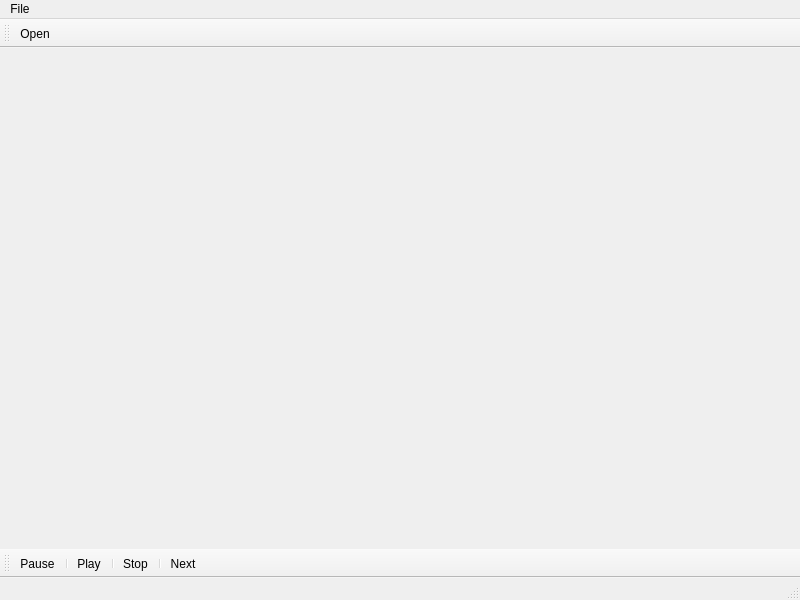
This is mainwindow.ui in atharvRsharma/M3Player as Qt 5 draws it before an edit. The edited form follows.
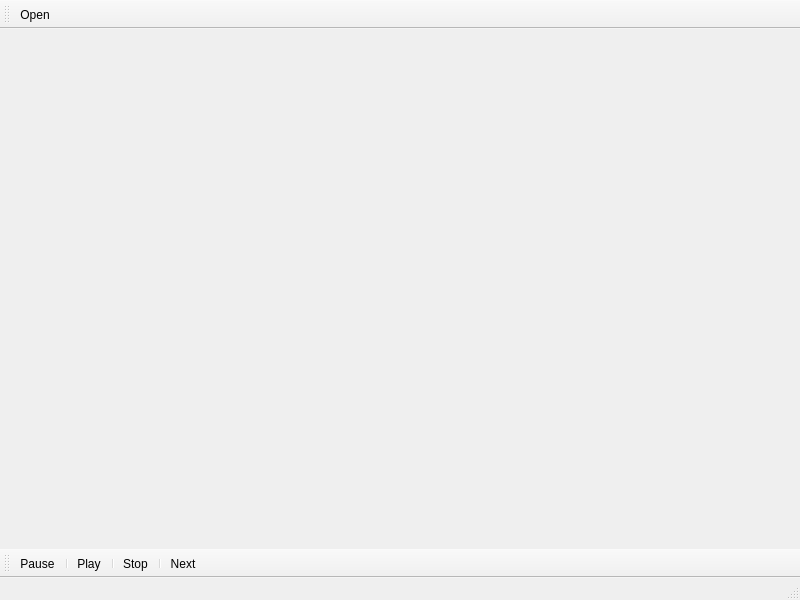
This is the edited form. Icons and pictures are not drawn.

Commit message: grid system and multivid playing capabilities, deleting and drag-n-drop extremely janky doe :/

```diff
--- a/mainwindow.ui
+++ b/mainwindow.ui
@@ -14,35 +14,6 @@
    <string>bitch ahh nigga</string>
   </property>
   <widget class="QWidget" name="centralwidget"/>
-  <widget class="QMenuBar" name="menubar">
-   <property name="geometry">
-    <rect>
-     <x>0</x>
-     <y>0</y>
-     <width>800</width>
-     <height>25</height>
-    </rect>
-   </property>
-   <widget class="QMenu" name="menuhello">
-    <property name="title">
-     <string>File</string>
-    </property>
-    <addaction name="actionOpen"/>
-   </widget>
-   <addaction name="menuhello"/>
-  </widget>
-  <widget class="QToolBar" name="toolBar">
-   <property name="windowTitle">
-    <string>toolBar</string>
-   </property>
-   <attribute name="toolBarArea">
-    <enum>TopToolBarArea</enum>
-   </attribute>
-   <attribute name="toolBarBreak">
-    <bool>false</bool>
-   </attribute>
-   <addaction name="actionOpen"/>
-  </widget>
   <widget class="QToolBar" name="toolBar_2">
    <property name="windowTitle">
     <string>toolBar_2</string>
@@ -62,6 +33,18 @@
    <addaction name="actionNext"/>
   </widget>
   <widget class="QStatusBar" name="statusBar"/>
+  <widget class="QToolBar" name="toolBar">
+   <property name="windowTitle">
+    <string>toolBar</string>
+   </property>
+   <attribute name="toolBarArea">
+    <enum>TopToolBarArea</enum>
+   </attribute>
+   <attribute name="toolBarBreak">
+    <bool>false</bool>
+   </attribute>
+   <addaction name="actionOpen"/>
+  </widget>
   <action name="actionOpen">
    <property name="icon">
     <iconset resource="resources.qrc">
```
Left out of the diff: 2 changed lines with no effect on the pictures. The commit also changes 2 other files.
